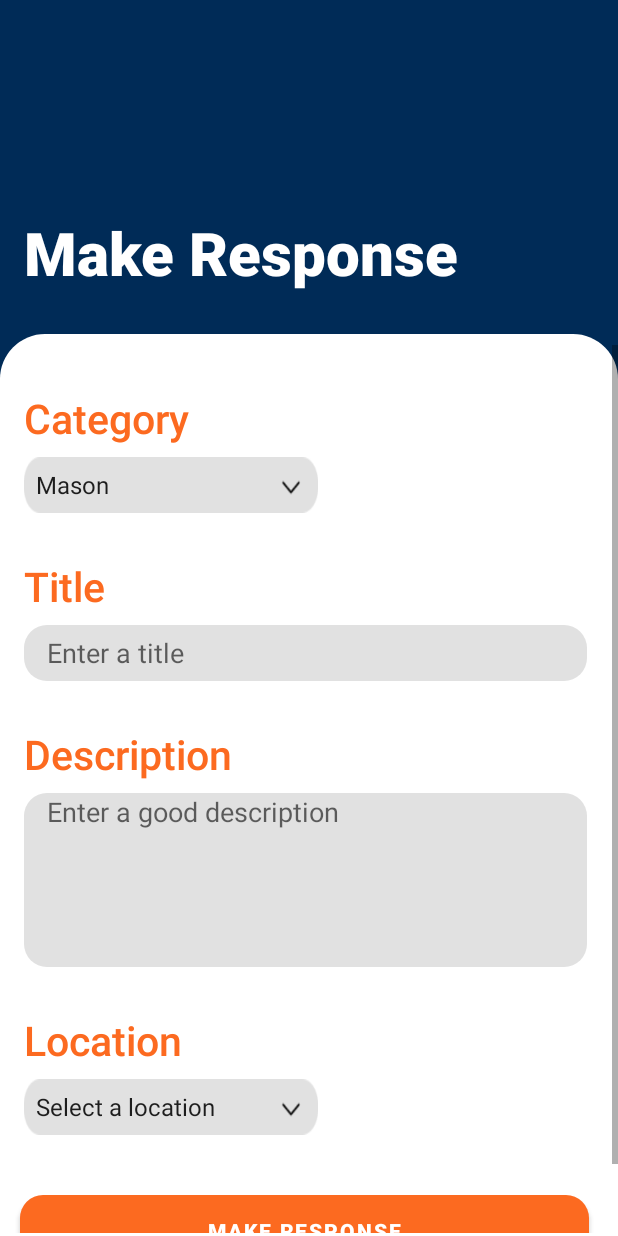
After one commit to rasangalk/wecode-android-app, an Android app: the p_make_response screen opened directly, with no data from a screen before it, on a phone screen of 412 x 824 dp. The commit adds this screen. Run offline under Robolectric (Android 15) with nearby library versions, the phone set to English and light mode, and no system bars.

Commit message:
make_response done
"Make response" frontend page created with spinner.

```diff
--- a/app/src/main/AndroidManifest.xml
+++ b/app/src/main/AndroidManifest.xml
@@ -9,7 +9,8 @@
         android:roundIcon="@mipmap/ic_launcher_round"
         android:supportsRtl="true"
         android:theme="@style/Theme.Handymanandroidapp">
-        <activity android:name=".loginActivity"></activity>
+        <activity android:name=".p_make_response"></activity>
+        <activity android:name=".loginActivity" />
         <activity android:name=".signupActivity" />
         <activity
             android:name=".MainActivity"
--- /dev/null
+++ b/app/src/main/java/com/example/handyman_android_app/p_make_response.java
@@ -0,0 +1,34 @@
+package com.example.handyman_android_app;
+
+import androidx.appcompat.app.AppCompatActivity;
+
+import android.os.Bundle;
+import android.view.View;
+import android.widget.AdapterView;
+import android.widget.Spinner;
+import android.widget.Toast;
+
+public class p_make_response extends AppCompatActivity implements AdapterView.OnItemSelectedListener {
+
+    @Override
+    protected void onCreate(Bundle savedInstanceState) {
+        super.onCreate(savedInstanceState);
+        setContentView(R.layout.activity_pmake_response);
+
+        Spinner category_spinner = findViewById(R.id.p_spn_makeResponse_category);
+        category_spinner.setOnItemSelectedListener(this);
+
+        Spinner location_spinner = findViewById(R.id.p_et_makeResponse_location);
+        location_spinner.setOnItemSelectedListener(this);
+    }
+
+    @Override
+    public void onItemSelected(AdapterView<?> adapterView, View view, int i, long l) {
+        Toast.makeText(this,adapterView.getSelectedItem().toString(),Toast.LENGTH_SHORT).show();
+    }
+
+    @Override
+    public void onNothingSelected(AdapterView<?> adapterView) {
+
+    }
+}
--- /dev/null
+++ b/app/src/main/res/layout/activity_pmake_response.xml
@@ -0,0 +1,180 @@
+<?xml version="1.0" encoding="utf-8"?>
+<androidx.constraintlayout.widget.ConstraintLayout xmlns:android="http://schemas.android.com/apk/res/android"
+    xmlns:app="http://schemas.android.com/apk/res-auto"
+    xmlns:tools="http://schemas.android.com/tools"
+    android:id="@+id/activity_pmake_response"
+    android:layout_width="match_parent"
+    android:layout_height="match_parent"
+    android:background="@color/navbar"
+    tools:context=".p_make_response">
+
+
+    <androidx.constraintlayout.widget.ConstraintLayout
+        android:id="@+id/constraintLayout2"
+        android:layout_width="match_parent"
+        android:layout_height="601dp"
+        android:background="@drawable/back_trans"
+        app:layout_constraintBottom_toBottomOf="parent"
+        app:layout_constraintEnd_toEndOf="parent"
+        app:layout_constraintHorizontal_bias="0.0"
+        app:layout_constraintStart_toStartOf="parent">
+
+        <ScrollView
+            android:layout_width="match_parent"
+            android:layout_height="592dp"
+            android:layout_marginBottom="2dp"
+            app:layout_constraintBottom_toBottomOf="parent"
+            app:layout_constraintEnd_toEndOf="parent"
+            app:layout_constraintStart_toStartOf="parent">
+
+            <LinearLayout
+                android:layout_width="match_parent"
+                android:layout_height="wrap_content"
+                android:orientation="vertical">
+
+                <TextView
+                    android:id="@+id/p_tv_makeResponse_category"
+                    android:layout_width="wrap_content"
+                    android:layout_height="wrap_content"
+                    android:layout_marginStart="16dp"
+                    android:layout_marginLeft="16dp"
+                    android:layout_marginTop="30dp"
+                    android:fontFamily="sans-serif-medium"
+                    android:text="@string/p_tv_makeResponse_category"
+                    android:textColor="@color/Orange"
+                    android:textSize="27dp"
+
+                    app:layout_constraintStart_toStartOf="parent"
+                    app:layout_constraintTop_toTopOf="parent" />
+
+                <Spinner
+                    android:id="@+id/p_spn_makeResponse_category"
+                    android:layout_width="196dp"
+                    android:layout_height="37dp"
+                    android:layout_marginStart="16dp"
+                    android:layout_marginLeft="16dp"
+                    android:layout_marginTop="7dp"
+                    android:background="@drawable/rectt"
+                    android:entries="@array/p_makeResponse_category"/>
+
+                <TextView
+                    android:id="@+id/p_tv_makeResponse_title"
+                    android:layout_width="match_parent"
+                    android:layout_height="wrap_content"
+                    android:layout_marginStart="16dp"
+                    android:layout_marginLeft="16dp"
+                    android:layout_marginTop="30dp"
+                    android:fontFamily="sans-serif-medium"
+                    android:text="@string/p_tv_makeResponse_title"
+                    android:textColor="@color/Orange"
+                    android:textSize="27dp"
+
+                    app:layout_constraintStart_toStartOf="parent"
+                    app:layout_constraintTop_toTopOf="parent" />
+
+                <EditText
+                    android:id="@+id/p_et_makeResponse_title"
+                    android:layout_width="375dp"
+                    android:layout_height="37dp"
+                    android:layout_marginStart="16dp"
+                    android:layout_marginLeft="16dp"
+                    android:layout_marginTop="7dp"
+                    android:background="@drawable/field_gray"
+                    android:ems="10"
+                    android:hint="@string/p_et_makeResponse_title"
+                    android:inputType="textPersonName"
+                    android:paddingLeft="15dp" />
+
+                <TextView
+                    android:id="@+id/p_tv_makeResponse_description"
+                    android:layout_width="match_parent"
+                    android:layout_height="wrap_content"
+                    android:layout_marginStart="16dp"
+                    android:layout_marginLeft="16dp"
+                    android:layout_marginTop="30dp"
+                    android:fontFamily="sans-serif-medium"
+                    android:text="@string/p_tv_makeResponse_description"
+                    android:textColor="@color/Orange"
+                    android:textSize="27dp"
+
+                    app:layout_constraintStart_toStartOf="parent"
+                    app:layout_constraintTop_toTopOf="parent" />
+
+                <EditText
+                    android:id="@+id/p_et_makeResponse_description"
+                    android:layout_width="375dp"
+                    android:layout_height="116dp"
+                    android:layout_marginStart="16dp"
+                    android:layout_marginLeft="16dp"
+                    android:layout_marginTop="7dp"
+                    android:background="@drawable/field_gray"
+                    android:ems="10"
+                    android:gravity="top"
+                    android:hint="@string/p_et_makeResponse_description"
+                    android:inputType="textMultiLine|textCapSentences"
+                    android:paddingLeft="15dp"
+                    android:paddingBottom="0dp"
+                    tools:paddingTop="10dp" />
+
+                <TextView
+                    android:id="@+id/p_tv_makeResponse_location"
+                    android:layout_width="match_parent"
+                    android:layout_height="wrap_content"
+                    android:layout_marginStart="16dp"
+                    android:layout_marginLeft="16dp"
+                    android:layout_marginTop="30dp"
+                    android:fontFamily="sans-serif-medium"
+                    android:text="@string/p_tv_makeResponse_location"
+                    android:textColor="@color/Orange"
+                    android:textSize="27dp"
+                    app:layout_constraintStart_toStartOf="parent"
+                    app:layout_constraintTop_toTopOf="parent" />
+
+                <Spinner
+                    android:id="@+id/p_et_makeResponse_location"
+                    android:layout_width="196dp"
+                    android:layout_height="37dp"
+                    android:layout_marginStart="16dp"
+                    android:layout_marginLeft="16dp"
+                    android:layout_marginTop="7dp"
+                    android:background="@drawable/rectt"
+                    android:entries="@array/p_makeResponse_location"/>
+
+                <Button
+                    android:id="@+id/p_btn_makeResponse_btn"
+                    android:layout_width="379dp"
+                    android:layout_height="47dp"
+                    android:layout_marginStart="13dp"
+                    android:layout_marginLeft="13dp"
+                    android:layout_marginTop="40dp"
+                    android:layout_marginEnd="16dp"
+                    android:layout_marginRight="16dp"
+                    android:layout_marginBottom="28dp"
+                    android:background="@drawable/fields"
+                    android:fontFamily="sans-serif-black"
+                    android:onClick="oneclick"
+                    android:text="@string/p_btn_makeResponse_btn"
+                    app:backgroundTint="@color/Orange"
+                    tools:ignore="OnClick" />
+
+            </LinearLayout>
+        </ScrollView>
+
+    </androidx.constraintlayout.widget.ConstraintLayout>
+
+    <TextView
+        android:id="@+id/p_tv_makeResponse_topic"
+        android:layout_width="wrap_content"
+        android:layout_height="wrap_content"
+        android:layout_marginStart="16dp"
+        android:layout_marginLeft="16dp"
+        android:layout_marginBottom="27dp"
+        android:fontFamily="sans-serif-medium"
+        android:text="@string/p_tv_makeResponse_topic"
+        android:textColor="@color/white"
+        android:textSize="40dp"
+        android:textStyle="bold"
+        app:layout_constraintBottom_toTopOf="@+id/constraintLayout2"
+        app:layout_constraintStart_toStartOf="parent" />
+
+</androidx.constraintlayout.widget.ConstraintLayout>
--- a/app/src/main/res/values/strings.xml
+++ b/app/src/main/res/values/strings.xml
@@ -34,6 +34,14 @@
     <string name="r_tv_login_DntHvAcc">Don\'t have an account?</string>
     <string name="r_tv_login_reg">Register!</string>
     <string name="r_login_logo">logo</string>
+    <string name="p_tv_makeResponse_category">Category</string>
+    <string name="p_tv_makeResponse_title">Title</string>
+    <string name="p_tv_makeResponse_description">Description</string>
+    <string name="p_tv_makeResponse_location">Location</string>
+    <string name="p_et_makeResponse_title">Enter a title</string>
+    <string name="p_et_makeResponse_description">Enter a good description</string>
+    <string name="p_btn_makeResponse_btn">Make Response</string>
+    <string name="p_tv_makeResponse_topic">Make Response</string>
     <string-array name="location_spinner">
         <item>Select a location</item>
         <item>Ampara</item>
@@ -62,4 +70,40 @@
         <item>Trincomalee</item>
         <item>Vavuniya</item>
     </string-array>
+    <string-array name="p_makeResponse_category">
+        <item>Mason</item>
+        <item>Carpenter</item>
+        <item>Electrician</item>
+        <item>Cleaner</item>
+        <item>Contractor</item>
+        <item>Painter</item>
+    </string-array>
+    <string-array name="p_makeResponse_location">
+        <item>Select a location</item>
+        <item>Ampara</item>
+        <item>Anuradhapura</item>
+        <item>Badulla	</item>
+        <item>Batticaloa</item>
+        <item>Colombo</item>
+        <item>Galle	</item>
+        <item>Gampaha</item>
+        <item>Hambantota</item>
+        <item>Jaffna</item>
+        <item>Kalutara</item>
+        <item>Kandy</item>
+        <item>Kegalle	</item>
+        <item>Kilinochchi</item>
+        <item>Kurunegala</item>
+        <item>Mannar</item>
+        <item>Matale</item>
+        <item>Matara</item>
+        <item>Moneragala</item>
+        <item>Mullaitivu</item>
+        <item>Nuwara Eliya</item>
+        <item>Polonnaruwa</item>
+        <item>Puttalam</item>
+        <item>Ratnapura</item>
+        <item>Trincomalee</item>
+        <item>Vavuniya</item>
+    </string-array>
 </resources>
```
